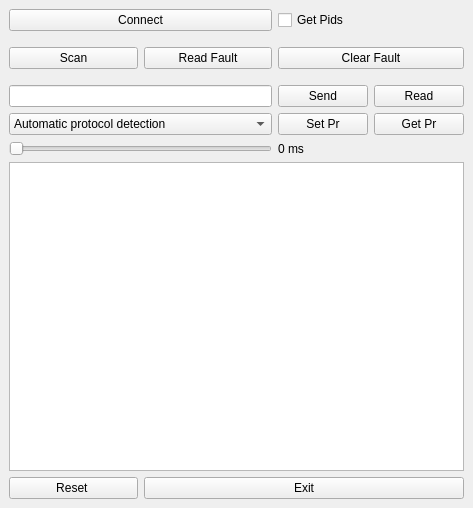
Old version of the form mainwindow.ui in the repository takyonxxx/ObdReader.
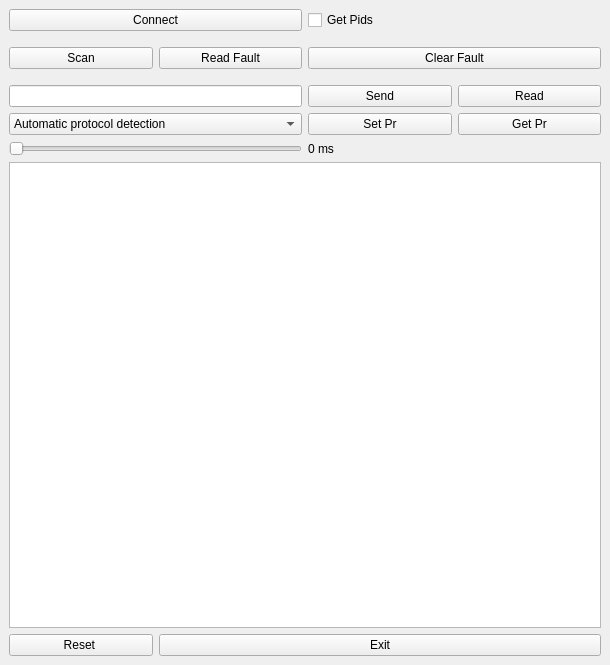
New version of the form.

```diff
--- a/mainwindow.ui
+++ b/mainwindow.ui
@@ -6,8 +6,8 @@
    <rect>
     <x>0</x>
     <y>0</y>
-    <width>473</width>
-    <height>508</height>
+    <width>610</width>
+    <height>665</height>
    </rect>
   </property>
   <property name="windowTitle">
```
